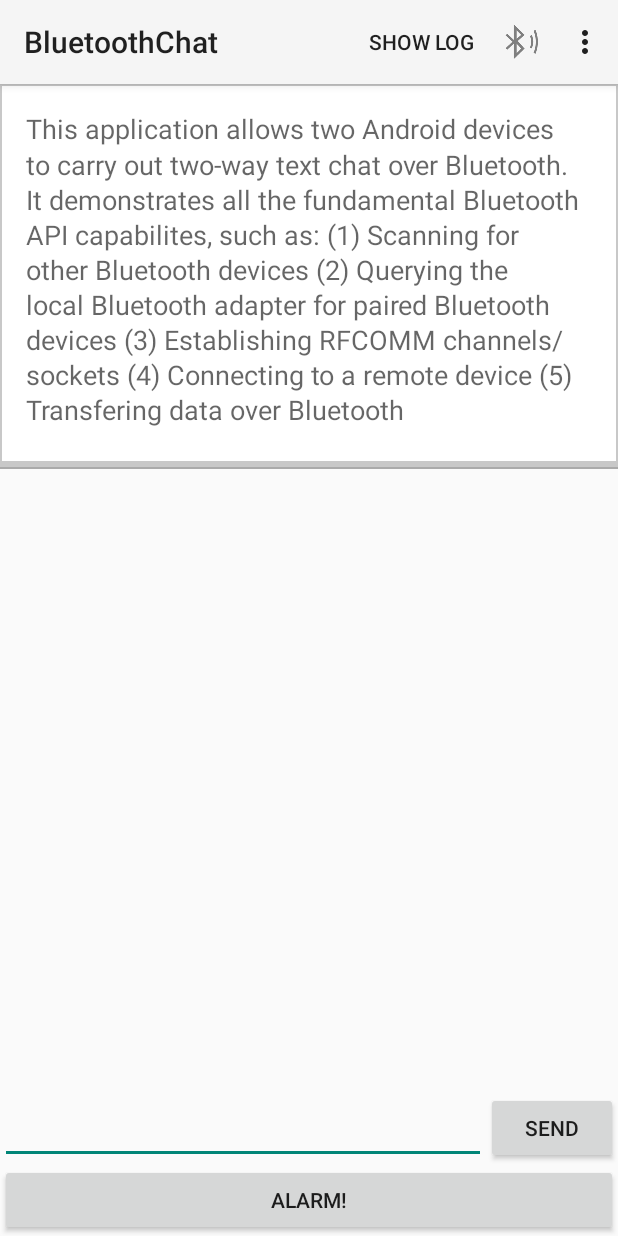
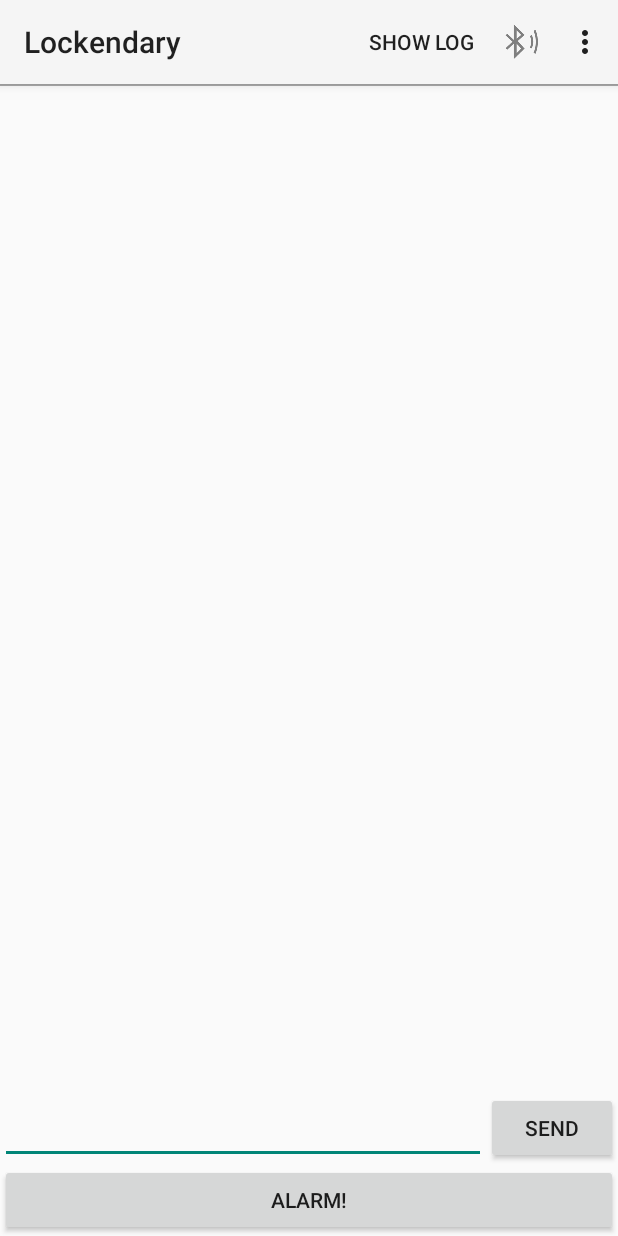
Before and after one commit to joshzngf/Lockendary, an Android app: the screen it shows after launch (MainActivity), on a phone screen of 412 x 824 dp. Run offline under Robolectric (Android 15) with nearby library versions, the phone set to English and light mode, and no system bars.

Commit message:
change app name

```diff
--- a/Android/Application/src/main/res/layout/activity_main.xml
+++ b/Android/Application/src/main/res/layout/activity_main.xml
@@ -24,7 +24,8 @@
           android:id="@+id/sample_output"
           android:layout_width="match_parent"
           android:layout_height="0px"
-          android:layout_weight="1">
+          android:layout_weight="1"
+        android:visibility="gone">
 
         <ScrollView
               style="@style/Widget.SampleMessageTile"
--- a/Android/Application/src/main/res/values/base-strings.xml
+++ b/Android/Application/src/main/res/values/base-strings.xml
@@ -15,7 +15,7 @@
  limitations under the License.
 -->
 <resources>
-    <string name="app_name">BluetoothChat</string>
+    <string name="app_name">Lockendary</string>
     <string name="intro_message">
         <![CDATA[
 
```
Also changed, not shown: 9 other files.
